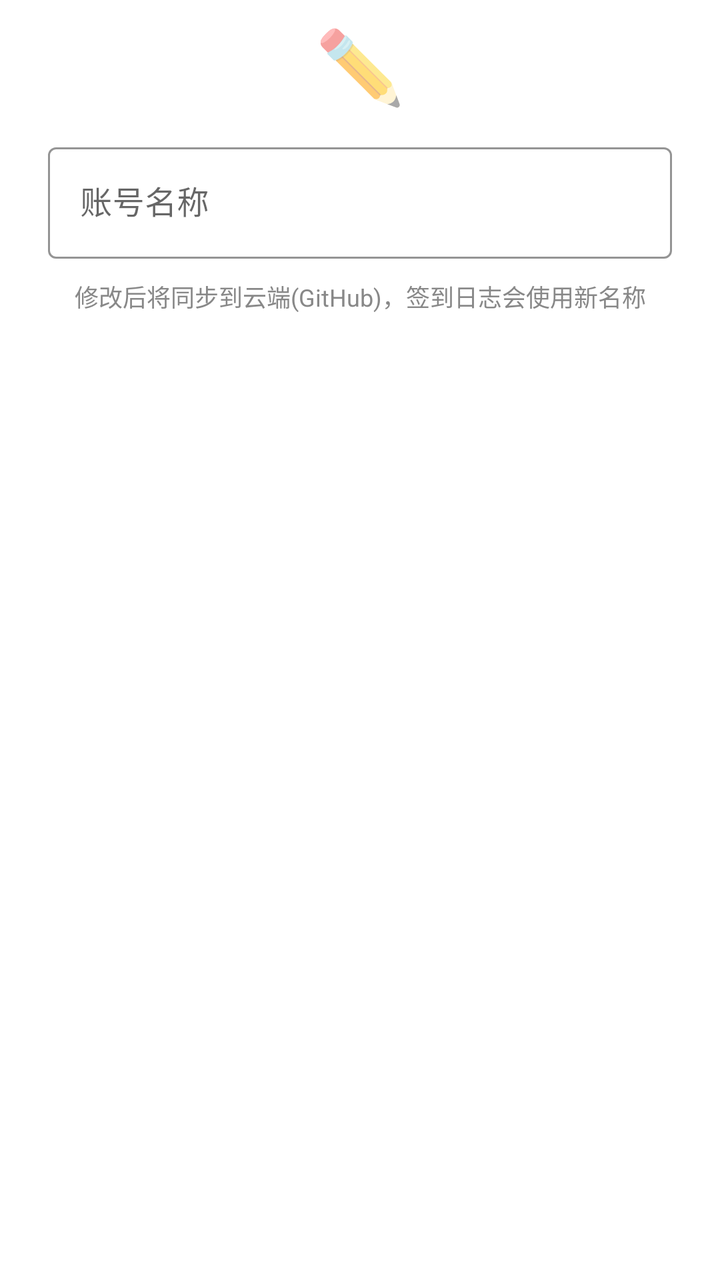
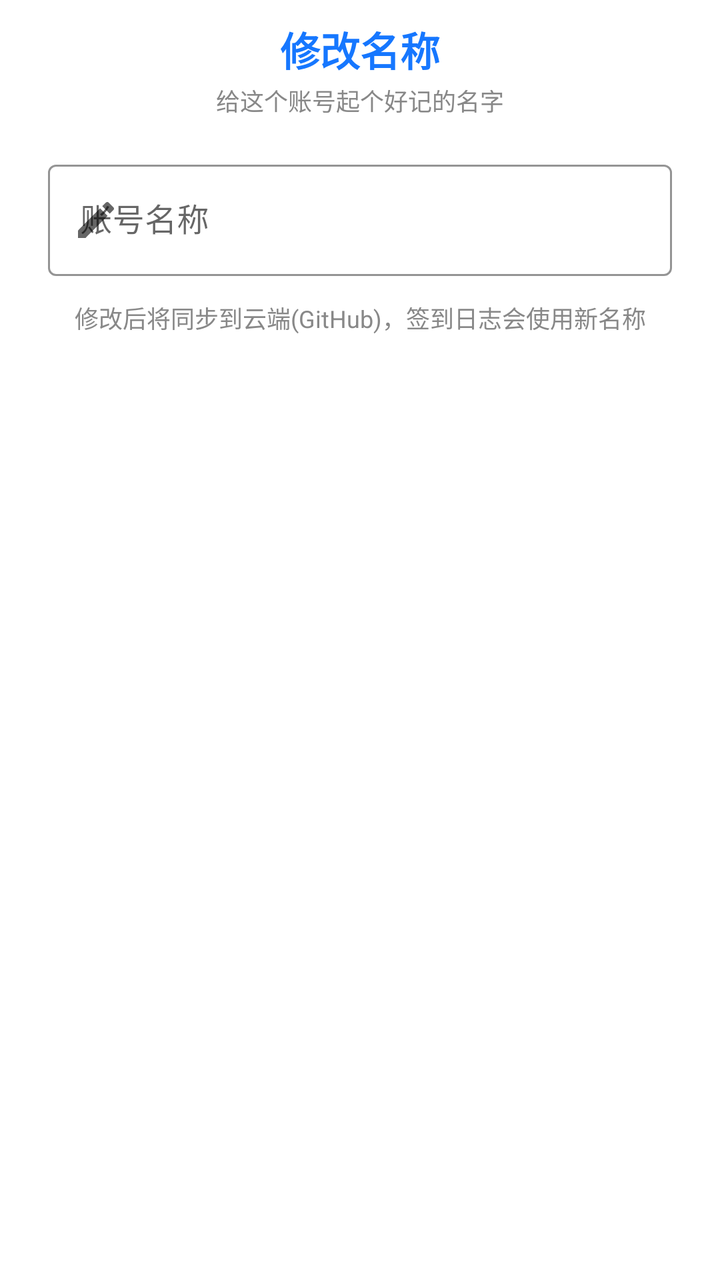

An Android layout rendered at two revisions. The XML below is the earlier revision; the diff shows what the commit changed to produce the second picture.
<!-- AndroidManifest.xml: application theme Theme.SignApp -->
<!-- res/layout/dialog_rename.xml -->
<?xml version="1.0" encoding="utf-8"?>
<LinearLayout xmlns:android="http://schemas.android.com/apk/res/android"
    xmlns:app="http://schemas.android.com/apk/res-auto"
    android:layout_width="match_parent"
    android:layout_height="wrap_content"
    android:orientation="vertical"
    android:paddingTop="8dp"
    android:paddingLeft="24dp"
    android:paddingRight="24dp"
    android:paddingBottom="4dp">

    
    <TextView
        android:layout_width="match_parent"
        android:layout_height="wrap_content"
        android:gravity="center"
        android:text="✏️"
        android:textSize="36sp"
        android:layout_marginBottom="12dp" />

    
    <com.google.android.material.textfield.TextInputLayout
        style="@style/Widget.MaterialComponents.TextInputLayout.OutlinedBox"
        android:layout_width="match_parent"
        android:layout_height="wrap_content"
        android:hint="账号名称"
        app:boxStrokeColor="@color/primary"
        app:hintTextColor="@color/primary">

        <com.google.android.material.textfield.TextInputEditText
            android:id="@+id/etRenameName"
            android:layout_width="match_parent"
            android:layout_height="wrap_content"
            android:inputType="text"
            android:maxLength="30"
            android:imeOptions="actionDone"
            android:textSize="16sp" />
    </com.google.android.material.textfield.TextInputLayout>

    
    <TextView
        android:layout_width="match_parent"
        android:layout_height="wrap_content"
        android:layout_marginTop="10dp"
        android:layout_marginBottom="8dp"
        android:gravity="center"
        android:text="修改后将同步到云端(GitHub)，签到日志会使用新名称"
        android:textColor="@color/gray"
        android:textSize="12sp" />
</LinearLayout>
<!-- resources referenced by this layout -->
<resources>
  <color name="gray">#888888</color>
  <color name="primary">#1677FF</color>
  <style name="Theme.SignApp" parent="Theme.MaterialComponents.DayNight.NoActionBar">
          <item name="colorPrimary">@color/primary</item>
          <item name="colorPrimaryVariant">@color/primary_dark</item>
          <item name="colorOnPrimary">@color/white</item>
          <item name="android:statusBarColor">@color/primary</item>
          <item name="android:windowBackground">@color/white</item>
      </style>
  <color name="primary_dark">#0E5FCC</color>
  <color name="white">#FFFFFF</color>
</resources>

<!-- the commit's change to res/layout/dialog_rename.xml (unified diff, before → after) -->
@@ -4,28 +4,40 @@
     android:layout_width="match_parent"
     android:layout_height="wrap_content"
     android:orientation="vertical"
-    android:paddingTop="8dp"
+    android:paddingTop="10dp"
     android:paddingLeft="24dp"
     android:paddingRight="24dp"
-    android:paddingBottom="4dp">
+    android:paddingBottom="6dp">
 
     
     <TextView
         android:layout_width="match_parent"
         android:layout_height="wrap_content"
         android:gravity="center"
-        android:text="✏️"
-        android:textSize="36sp"
-        android:layout_marginBottom="12dp" />
+        android:text="修改名称"
+        android:textColor="@color/primary"
+        android:textSize="20sp"
+        android:textStyle="bold" />
+
+    <TextView
+        android:layout_width="match_parent"
+        android:layout_height="wrap_content"
+        android:layout_marginTop="2dp"
+        android:gravity="center"
+        android:text="给这个账号起个好记的名字"
+        android:textColor="@color/gray"
+        android:textSize="12sp" />
 
     
     <com.google.android.material.textfield.TextInputLayout
         style="@style/Widget.MaterialComponents.TextInputLayout.OutlinedBox"
         android:layout_width="match_parent"
         android:layout_height="wrap_content"
+        android:layout_marginTop="18dp"
         android:hint="账号名称"
         app:boxStrokeColor="@color/primary"
-        app:hintTextColor="@color/primary">
+        app:hintTextColor="@color/primary"
+        app:startIconDrawable="@drawable/ic_edit">
 
         <com.google.android.material.textfield.TextInputEditText
             android:id="@+id/etRenameName"
@@ -41,7 +53,7 @@
     <TextView
         android:layout_width="match_parent"
         android:layout_height="wrap_content"
-        android:layout_marginTop="10dp"
+        android:layout_marginTop="12dp"
         android:layout_marginBottom="8dp"
         android:gravity="center"
         android:text="修改后将同步到云端(GitHub)，签到日志会使用新名称"
<!-- resource entries referenced after the edit -->
@@ -2,6 +2,18 @@
 <resources>
   <color name="gray">#888888</color>
   <color name="primary">#1677FF</color>
+  <!-- drawable ic_edit (drawable) -->
+  <?xml version="1.0" encoding="utf-8"?>
+  <vector xmlns:android="http://schemas.android.com/apk/res/android"
+      android:width="24dp"
+      android:height="24dp"
+      android:viewportWidth="24"
+      android:viewportHeight="24"
+      android:tint="?attr/colorPrimary">
+      <path
+          android:fillColor="#FF000000"
+          android:pathData="M3,17.25V21h3.75L17.81,9.94l-3.75,-3.75L3,17.25zM20.71,7.04c0.39,-0.39 0.39,-1.02 0,-1.41l-2.34,-2.34c-0.39,-0.39 -1.02,-0.39 -1.41,0l-1.83,1.83 3.75,3.75 1.83,-1.83z" />
+  </vector>
   <style name="Theme.SignApp" parent="Theme.MaterialComponents.DayNight.NoActionBar">
           <item name="colorPrimary">@color/primary</item>
           <item name="colorPrimaryVariant">@color/primary_dark</item>
